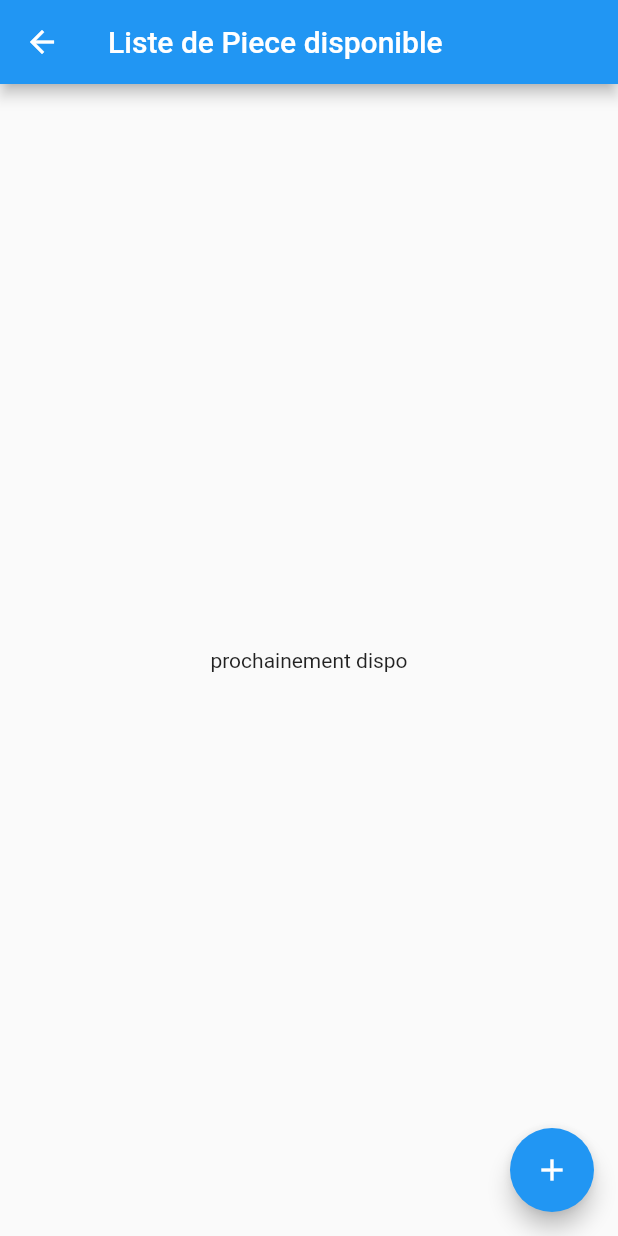
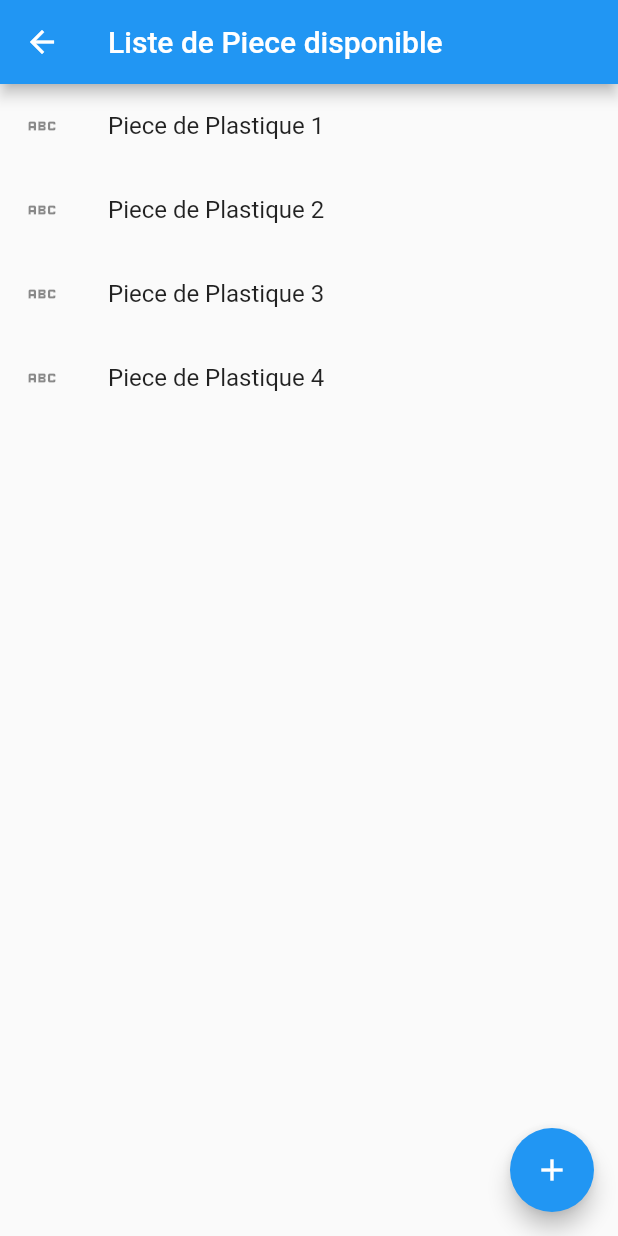
Before and after one commit to corentingaspard/Language-Alternance, a Flutter app: the screen it shows after launch, after a tap on "Liste des pièces", on a phone screen of 412 x 824 dp. Run offline on Flutter 3.47's test engine with Material 2 defaults, Android fonts, the phone set to English and light mode, and no system bars.

Commit message:
ajout page liste

```diff
--- a/Tuto Flutter/maquette/lib/page/HomePage.dart
+++ b/Tuto Flutter/maquette/lib/page/HomePage.dart
@@ -1,7 +1,7 @@
 import 'package:flutter/material.dart';
 import 'package:maquette/page/recipeFormScreen.dart';
 
-import 'ListMaterial.dart';
+import 'Liste.dart';
 
 class HomePage extends StatelessWidget {
   const HomePage({
@@ -34,7 +34,7 @@ class HomePage extends StatelessWidget {
                 Navigator.push(
                     context,
                     PageRouteBuilder(
-                        pageBuilder: (_, __, ___) => ListMaterial()));
+                        pageBuilder: (_, __, ___) => liste()));
               },
               label: Text(
                 "Liste des pièces",
--- /dev/null
+++ b/Tuto Flutter/maquette/lib/page/Liste.dart
@@ -0,0 +1,52 @@
+import 'package:flutter/material.dart';
+import 'package:maquette/page/recipeFormScreen.dart';
+class liste extends StatefulWidget {
+  const liste({Key? key}) : super(key: key);
+
+  @override
+  State<liste> createState() => _listeState();
+}
+
+class _listeState extends State<liste> {
+  @override
+  Widget build(BuildContext context) {
+    return Scaffold(
+        appBar: AppBar(
+          title: Text('Liste de Piece disponible'),
+        ),
+        body: ListView(
+          children: [
+            ListTile(
+              leading: Icon(Icons.abc),
+              title: Text('Piece de Plastique 1 '),
+            ),
+            ListTile(
+              leading: Icon(Icons.abc),
+              title: Text('Piece de Plastique 2 '),
+
+            ),
+            ListTile(
+              leading: Icon(Icons.abc),
+              title: Text('Piece de Plastique 3 '),
+
+            ),
+            ListTile(
+              leading: Icon(Icons.abc),
+              title: Text('Piece de Plastique 4 '),
+
+            ),
+          ],
+        ),
+
+        floatingActionButton: FloatingActionButton(
+          onPressed: () {
+            Navigator.push(
+                context,
+                PageRouteBuilder(
+                    pageBuilder: (_, __, ___) => recipeFormScreen()));
+          },
+          child: Icon(Icons.add),
+        )
+    );
+  }
+}
```
Also changed, not shown: Tuto Flutter/maquette/lib/page/ListMaterial.dart (indentation only).
